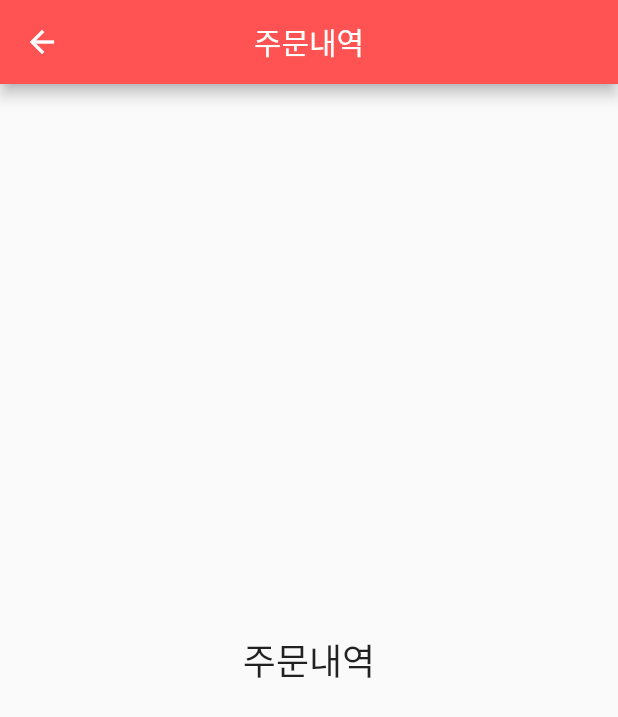
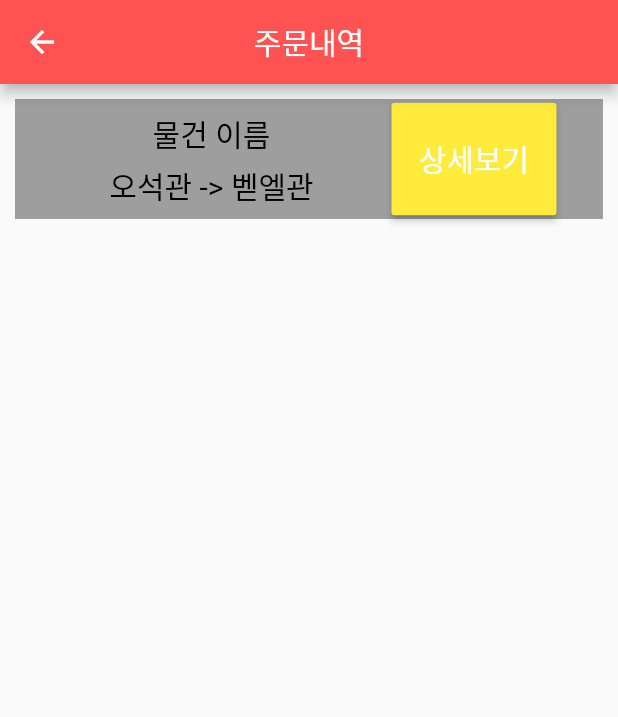
Before and after one commit to Luvxy/delivery, a Flutter app: the ScreenE screen opened by its route, on a phone screen of 412 x 824 dp. Shown: the top 717 px of the screen. Run offline on Flutter 3.47's test engine with Material 2 defaults, Android fonts, the phone set to English and light mode, and no system bars; our stand-ins replace google_maps_flutter.

Commit message:
Delete some side button make detail1

```diff
--- /dev/null
+++ b/lib/detail1.dart
@@ -0,0 +1,21 @@
+import 'package:flutter/material.dart';
+
+class detail1 extends StatelessWidget {
+
+  @override
+  Widget build(BuildContext context) {
+    return Scaffold(
+      appBar: AppBar(
+        title: Text('주문내역 상세'),
+        centerTitle: true,
+        backgroundColor: Colors.redAccent,
+      ),
+      body: Center(
+        child: Text(
+          '주문내역 상세',
+          style: TextStyle(fontSize: 24.0),
+        ),
+      ),
+    );
+  }
+}
--- a/lib/main.dart
+++ b/lib/main.dart
@@ -9,6 +9,7 @@ import 'sidebar/ScreenG.dart';
 import 'sidebar/ScreenH.dart';
 import 'sidebar/ScreenI.dart';
 import 'maps.dart';
+import 'detail1.dart';
 
 
 
@@ -32,6 +33,7 @@ class MyApp extends StatelessWidget {
         '/h' : (context) => ScreenH(),
         '/i' : (context) => ScreenI(),
         '/map' : (context) => map(),
+        '/detail1' : (context) => detail1(),
       },
     );
 
--- a/lib/sidebar/ScreenE.dart
+++ b/lib/sidebar/ScreenE.dart
@@ -1,7 +1,7 @@
 import 'package:flutter/material.dart';
+import 'dart:math';
 
 class ScreenE extends StatelessWidget {
-
   @override
   Widget build(BuildContext context) {
     return Scaffold(
@@ -10,12 +10,61 @@ class ScreenE extends StatelessWidget {
         centerTitle: true,
         backgroundColor: Colors.redAccent,
       ),
-      body: Center(
-        child: Text(
-          '주문내역',
-          style: TextStyle(fontSize: 24.0),
-        ),
-      ),
+      body: Builder(builder: (context) {
+        return Center(
+          child: ListView(
+            padding: const EdgeInsets.all(10),
+            children: [
+              // Container(
+              //   height: 80,
+              //   child: ListTile(
+              //     title: Text('물건 이름', style: TextStyle(
+              //         color: Colors.black, fontSize: 20),),
+              //       tileColor: Colors.grey,
+              //       onTap: () {
+              //         Navigator.pushNamed(context, '/detail1');
+              //       }),
+              // ),
+              Container(
+                color: Colors.grey,
+                height: 80,
+                child: Row(
+                  mainAxisAlignment: MainAxisAlignment.center,
+                  children: [
+                    Container(
+                      width:200,
+                      child: Padding(
+                        padding: const EdgeInsets.all(8.0),
+                        child: Column(
+                          children: [
+                            Text('물건 이름',style: TextStyle(fontSize: 20, color: Colors.black),),
+                            SizedBox(
+                              height: 5,
+                            ),
+                            Text('오석관 -> 벧엘관',style: TextStyle(fontSize: 20, color: Colors.black),),
+                          ],
+                        ),
+                      ),
+                    ),
+                    SizedBox(
+                      width: 20,
+                    ),
+                    Container(
+                      width: 110,
+                      height: 75,
+                      child: RaisedButton(
+                        color: Colors.yellow,
+                        child: Text('상세보기',style: TextStyle(fontSize: 20, color: Colors.white),),
+                        onPressed: (){},
+                      )
+                    )
+                  ],
+                ),
+              )
+            ],
+          ),
+        );
+      }),
     );
   }
 }
```
